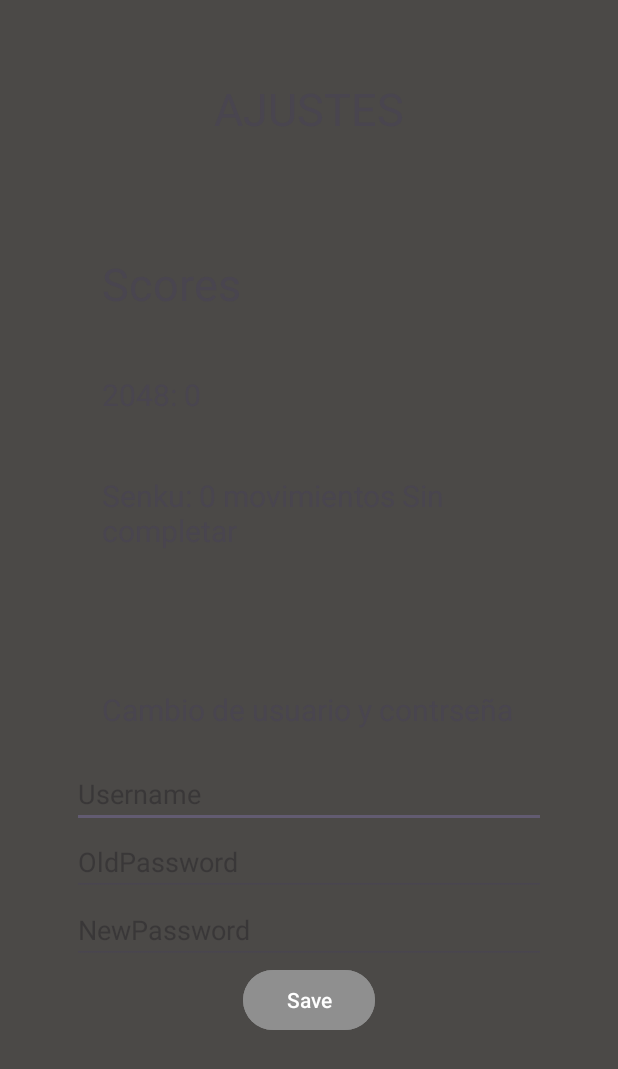
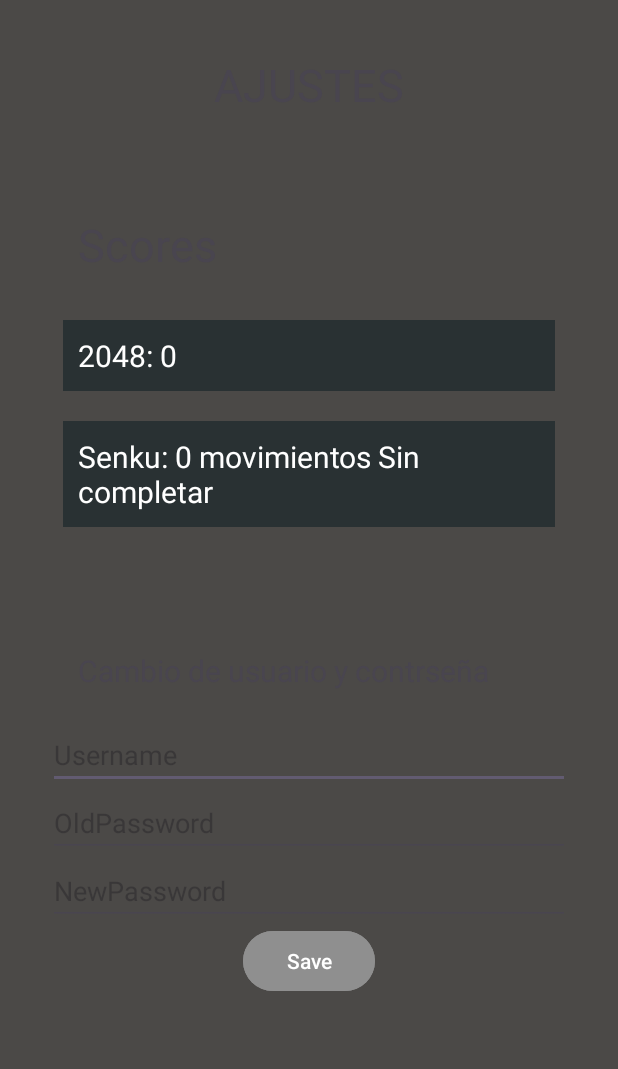
Before and after one commit to DanoSC/2Games, an Android app: the Setings screen opened directly, with no data from a screen before it, on a phone screen of 412 x 824 dp. Shown: the top 1069 px of the screen. Run offline under Robolectric (Android 15) with nearby library versions, the phone set to English and light mode, and no system bars; 1 statement that could not run was skipped.

Commit message:
Trabajo Final

```diff
--- a/app/src/main/java/com/example/a2games/Game2048.java
+++ b/app/src/main/java/com/example/a2games/Game2048.java
@@ -98,7 +98,7 @@ public class Game2048 extends AppCompatActivity {
 
                         direccionMovimiento(startX, startY, endX, endY);
 
-                        generarDos();
+
                         pintarCasillas();
 
                         if (isLost()) {
@@ -196,6 +196,7 @@ public class Game2048 extends AppCompatActivity {
 
             }
         }
+        generarDos();
 
     }
     private void moverFichasEnColumna(int columna, Direccion direccion) {
--- a/app/src/main/java/com/example/a2games/GameSenku.java
+++ b/app/src/main/java/com/example/a2games/GameSenku.java
@@ -316,7 +316,7 @@ public class GameSenku extends AppCompatActivity {
     }
     private void iniciarContador(){
         timeEnd = false;
-        timer = new CountDownTimer(30000, 1000) {
+        timer = new CountDownTimer(3000000, 1000) {
             public void onTick(long millisUntilFinished) {
                 timeView.setText("" + (millisUntilFinished / 1000));
                 timeLeft = millisUntilFinished;
--- a/app/src/main/res/layout/activity_setinngs.xml
+++ b/app/src/main/res/layout/activity_setinngs.xml
@@ -4,7 +4,7 @@
     xmlns:tools="http://schemas.android.com/tools"
     android:layout_width="match_parent"
     android:layout_height="match_parent"
-    android:padding="16dp"
+    android:padding="8dp"
     android:background="@color/gray"
     tools:context=".Setings">
 <LinearLayout
@@ -12,16 +12,16 @@
     android:layout_width="match_parent"
     android:layout_height="wrap_content"
     android:layout_centerHorizontal="true"
-    android:layout_marginTop="60dp"
+    android:layout_marginTop="30dp"
     android:gravity="center"
     android:orientation="vertical"
-    android:padding="16dp"
+    android:padding="8dp"
     app:layout_constraintEnd_toEndOf="parent"
     app:layout_constraintStart_toStartOf="parent"
     tools:ignore="MissingConstraints">
 
     <TextView
-        android:text="AJUSTES"
+        android:text="@string/tituloSettings"
         android:padding="10dp"
         android:layout_margin="10dp"
         android:layout_width="match_parent"
@@ -34,12 +34,13 @@
         android:layout_width="match_parent"
         android:layout_height="wrap_content"
         android:layout_centerHorizontal="true"
-        android:layout_marginTop="20dp"
+        android:layout_marginTop="10dp"
         android:gravity="center"
         android:orientation="vertical"
         android:padding="16dp"
         app:layout_constraintEnd_toEndOf="parent"
         app:layout_constraintStart_toStartOf="parent"
+        android:backgroundTint="@color/grayBlack"
         tools:ignore="MissingConstraints">
 
         <TextView
@@ -57,7 +58,10 @@
             android:layout_margin="10dp"
             android:layout_width="match_parent"
             android:layout_height="wrap_content"
-            android:textSize="20sp"/>
+            android:textSize="20sp"
+            android:backgroundTint="@color/grayBlack"
+            android:textColor="@color/white"
+            android:background="@drawable/border_layout"/>
 
         <TextView
             android:id="@+id/settingScoreSemku"
@@ -66,7 +70,10 @@
             android:layout_margin="10dp"
             android:layout_width="match_parent"
             android:layout_height="wrap_content"
-            android:textSize="20sp"/>
+            android:textSize="20sp"
+            android:background="@drawable/border_layout"
+            android:backgroundTint="@color/grayBlack"
+            android:textColor="@color/white"/>
 
 
     </LinearLayout>
@@ -90,6 +97,7 @@
             android:layout_margin="10dp"
             android:layout_width="match_parent"
             android:layout_height="wrap_content"
+            android:backgroundTint="@color/grayBlack"
             android:textSize="20sp"/>
 
         <EditText
--- a/app/src/main/res/values/colors.xml
+++ b/app/src/main/res/values/colors.xml
@@ -3,6 +3,7 @@
     <color name="black">#FF000000</color>
     <color name="white">#FFFFFFFF</color>
     <color name="gray">#4B4947</color>
+    <color name="grayBlack">#293133</color>
     <color name="seleccionada">#FFFD85</color>
     <color name="colorFichas">#0000FF</color>
     <color name="colorFondoRegistros">#8f8f8f</color>
--- a/app/src/main/res/values/strings.xml
+++ b/app/src/main/res/values/strings.xml
@@ -17,6 +17,7 @@
     <string name="boton_registro">Resgistrarse</string>
     <string name="titulo_menu">Seleccion tu juego</string>
     <string name="tiempo">Time</string>
+    <string name="tituloSettings">AJUSTES</string>
 
     <array name="itemsImage">
         <item>@drawable/logo2048</item>
```
